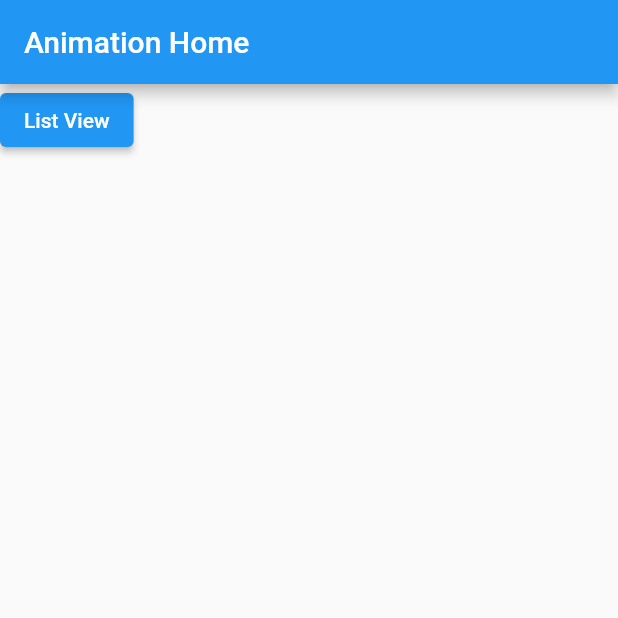
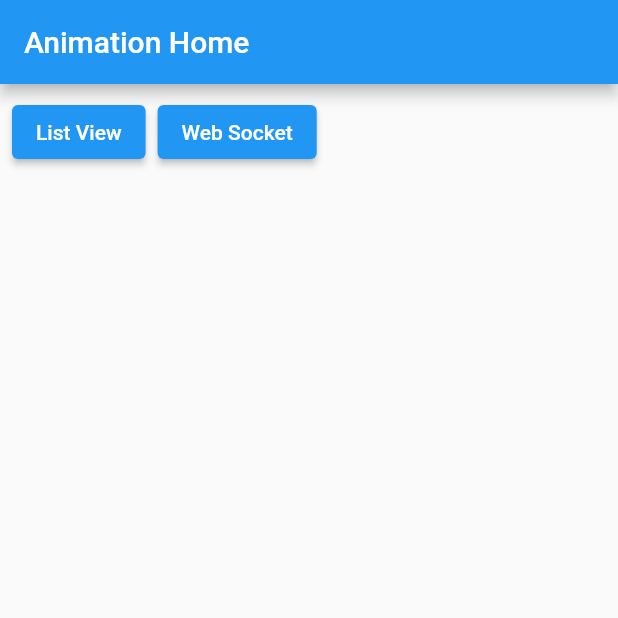
Before and after one commit to Md-Moniruzzaman/Play-flutter, a Flutter app: the screen it shows after launch, on a phone screen of 412 x 824 dp, the top half of it. Run offline on Flutter 3.47's test engine with Material 2 defaults, Android fonts, the phone set to English and light mode, and no system bars; our stand-ins replace bloc, curved_navigation_bar, device_info_plus, equatable, flutter_bloc, flutter_local_notifications and 14 more; missing offline and left inert: flutter_background_service, mysql1; accounts and stored records are empty; generated files the repository leaves out were written again; project files that could hold a hidden picture were left out.

Commit message:
Practice Web socket and Named Routes

```diff
--- a/animation_practice/lib/main.dart
+++ b/animation_practice/lib/main.dart
@@ -1,4 +1,6 @@
 import 'package:animation_practice/ui/animation_home.dart';
+import 'package:animation_practice/ui/list_view_animaiton.dart';
+import 'package:animation_practice/ui/socket.dart';
 import 'package:flutter/material.dart';
 
 void main() {
@@ -26,7 +28,13 @@ class MyApp extends StatelessWidget {
         // is not restarted.
         primarySwatch: Colors.blue,
       ),
-      home: const AnimationHome(),
+      // home: const AnimationHome(),
+      initialRoute: '/',
+      routes: {
+        '/': (context) => const AnimationHome(),
+        '/animatedListView': (contex) => const ListViewAnimation(),
+        '/socket': (context) => const Socket()
+      },
     );
   }
 }
--- a/animation_practice/lib/ui/animation_home.dart
+++ b/animation_practice/lib/ui/animation_home.dart
@@ -1,4 +1,5 @@
 import 'package:animation_practice/ui/list_view_animaiton.dart';
+import 'package:animation_practice/ui/socket.dart';
 import 'package:flutter/material.dart';
 import 'package:flutter/services.dart';
 
@@ -45,17 +46,31 @@ class _AnimationHomeState extends State<AnimationHome>
         title: const Text('Animation Home'),
       ),
       body: SafeArea(
-          child: Column(
-        children: [
-          ElevatedButton(
-              onPressed: () {
-                Navigator.push(
-                    context,
-                    MaterialPageRoute(
-                        builder: (_) => const ListViewAnimation()));
-              },
-              child: const Text('List View'))
-        ],
+          child: Container(
+        margin: const EdgeInsets.all(8.0),
+        // color: Colors.amber,
+        width: double.infinity,
+        child: Wrap(
+          spacing: 8.0,
+          children: [
+            ElevatedButton(
+                onPressed: () {
+                  Navigator.pushNamed(context, '/animatedListView');
+                  // Navigator.push(
+                  //     context,
+                  //     MaterialPageRoute(
+                  //         builder: (_) => const ListViewAnimation()));
+                },
+                child: const Text('List View')),
+            ElevatedButton(
+                onPressed: () {
+                  Navigator.pushNamed(context, '/socket');
+                  // Navigator.push(context,
+                  //     MaterialPageRoute(builder: (_) => const Socket()));
+                },
+                child: const Text('Web Socket'))
+          ],
+        ),
       )
 
           // AnimatedBuilder(
--- a/animation_practice/pubspec.yaml
+++ b/animation_practice/pubspec.yaml
@@ -35,6 +35,7 @@ dependencies:
   # The following adds the Cupertino Icons font to your application.
   # Use with the CupertinoIcons class for iOS style icons.
   cupertino_icons: ^1.0.2
+  web_socket_channel: ^2.4.0
 
 dev_dependencies:
   flutter_test:
```
Also changed, not shown: animation_practice/lib/ui/list_view_animaiton.dart (+8 -8 lines), animation_practice/lib/ui/socket.dart (added, +66 -0 lines), animation_practice/pubspec.lock.
